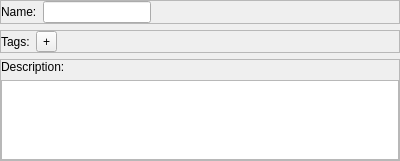
pcdshub/superscore, file superscore/ui/name_desc_tags_widget.ui: the form before one commit.
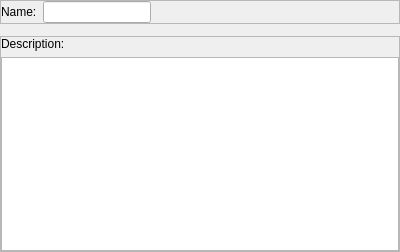
The form after the commit. Custom widgets are drawn as their Qt base class.

What changed in the file:
```diff
--- a/superscore/ui/name_desc_tags_widget.ui
+++ b/superscore/ui/name_desc_tags_widget.ui
@@ -7,7 +7,7 @@
     <x>0</x>
     <y>0</y>
     <width>400</width>
-    <height>161</height>
+    <height>252</height>
    </rect>
   </property>
   <property name="windowTitle">
@@ -109,58 +109,7 @@
     </widget>
    </item>
    <item>
-    <widget class="QFrame" name="tags_frame">
-     <property name="frameShape">
-      <enum>QFrame::StyledPanel</enum>
-     </property>
-     <property name="frameShadow">
-      <enum>QFrame::Raised</enum>
-     </property>
-     <layout class="QHBoxLayout" name="horizontalLayout_2">
-      <property name="leftMargin">
-       <number>0</number>
-      </property>
-      <property name="topMargin">
-       <number>0</number>
-      </property>
-      <property name="rightMargin">
-       <number>0</number>
-      </property>
-      <property name="bottomMargin">
-       <number>0</number>
-      </property>
-      <item>
-       <widget class="QLabel" name="tags_label">
-        <property name="text">
-         <string>Tags:</string>
-        </property>
-       </widget>
-      </item>
-      <item>
-       <layout class="QHBoxLayout" name="tags_content"/>
-      </item>
-      <item>
-       <widget class="QToolButton" name="add_tag_button">
-        <property name="text">
-         <string>+</string>
-        </property>
-       </widget>
-      </item>
-      <item>
-       <spacer name="horizontalSpacer">
-        <property name="orientation">
-         <enum>Qt::Horizontal</enum>
-        </property>
-        <property name="sizeHint" stdset="0">
-         <size>
-          <width>40</width>
-          <height>20</height>
-         </size>
-        </property>
-       </spacer>
-      </item>
-     </layout>
-    </widget>
+    <widget class="TagsWidget" name="tags_widget" native="true"/>
    </item>
    <item>
     <widget class="QFrame" name="desc_frame">
@@ -198,6 +147,14 @@
    </item>
   </layout>
  </widget>
+ <customwidgets>
+  <customwidget>
+   <class>TagsWidget</class>
+   <extends>QWidget</extends>
+   <header>superscore.widgets.core</header>
+   <container>1</container>
+  </customwidget>
+ </customwidgets>
  <resources/>
  <connections/>
 </ui>
```
